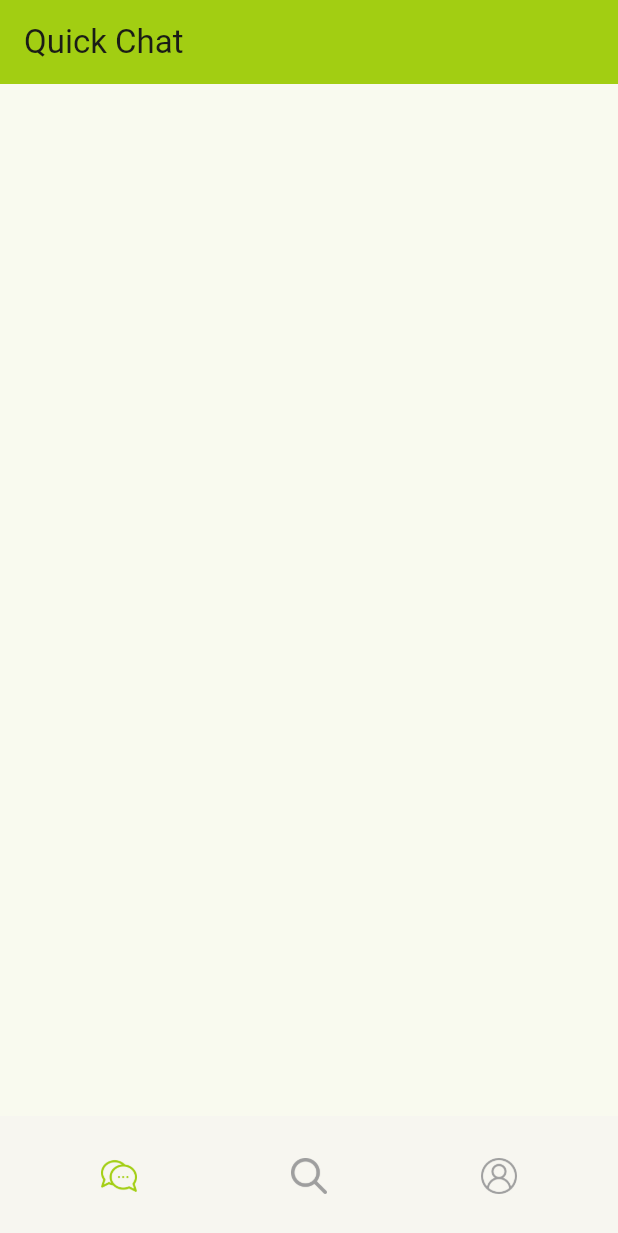
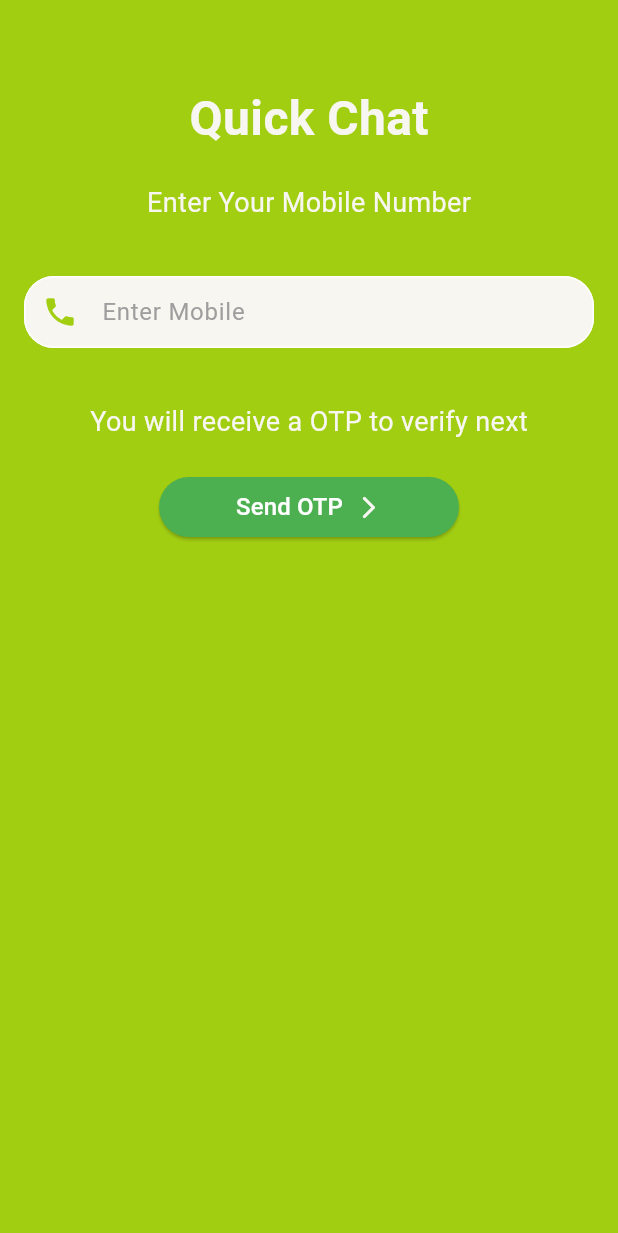
Before and after one commit to evanemran/quick_chat, a Flutter app: the screen it shows after launch, on a phone screen of 412 x 824 dp. Shown: the top 1233 px of the screen. Run offline on Flutter 3.47's test engine with Material 2 defaults, Android fonts, the phone set to English and light mode, and no system bars; our stand-ins replace progress_indicators.

Commit message:
otp auth added

```diff
--- a/lib/main.dart
+++ b/lib/main.dart
@@ -1,4 +1,5 @@
 import 'package:flutter/material.dart';
+import 'package:quick_chat/packages/auth/auth_page.dart';
 import 'package:quick_chat/packages/chatapp/pages/home_page.dart';
 
 void main() {
@@ -12,13 +13,14 @@ class MyApp extends StatelessWidget {
   @override
   Widget build(BuildContext context) {
     return MaterialApp(
+      debugShowCheckedModeBanner: false,
       title: 'Quick Chat',
       theme: ThemeData(
         // primarySwatch: Colors.deepOrange,
         colorScheme: ColorScheme.fromSeed(seedColor: Colors.lightGreenAccent),
         useMaterial3: true,
       ),
-      home: const HomePage(),
+      home: const AuthPage(),
     );
   }
 }
--- /dev/null
+++ b/lib/packages/auth/auth_page.dart
@@ -0,0 +1,57 @@
+import 'package:flutter/cupertino.dart';
+import 'package:flutter/material.dart';
+import 'package:quick_chat/packages/chatapp/pages/otp_page.dart';
+import 'package:quick_chat/presentation/color_manager.dart';
+
+import '../chatapp/widgets/app_button.dart';
+import '../chatapp/widgets/input_field.dart';
+
+class AuthPage extends StatefulWidget {
+  const AuthPage({Key? key}) : super(key: key);
+
+  @override
+  State<AuthPage> createState() => _AuthPageState();
+}
+
+class _AuthPageState extends State<AuthPage> {
+
+  bool isLoading = false;
+
+  @override
+  Widget build(BuildContext context) {
+    return Scaffold(
+      backgroundColor: ColorManager.primary,
+      appBar: AppBar(
+        backgroundColor: ColorManager.primary,
+      ),
+      body: Center(
+        child: Column(
+          children: [
+            Text("Quick Chat", style: TextStyle(color: ColorManager.white, fontSize: 32, fontWeight: FontWeight.bold),),
+            const SizedBox(height: 20,),
+            Text("Enter Your Mobile Number", style: TextStyle(color: ColorManager.white, fontSize: 18, fontWeight: FontWeight.normal),),
+            const SizedBox(height: 20,),
+            const InputField(hint: "Enter Mobile", prefix: Icons.phone, isPassword: false,),
+            const SizedBox(height: 20,),
+            Text("You will receive a OTP to verify next", style: TextStyle(color: ColorManager.white, fontSize: 18, fontWeight: FontWeight.normal),),
+            const SizedBox(height: 20,),
+            isLoading ? const CircularProgressIndicator() : AppButton(
+              onClicked: () {
+                setState(() {
+                  isLoading = true;
+                });
+                Future.delayed(const Duration(seconds: 2), () {
+                  setState(() {
+                    isLoading = false;
+                    Navigator.of(context).push(MaterialPageRoute(builder: (context) => const OtpPage()));
+                  });
+                });
+              },
+            )
+            //InputField(hint: "Enter Pass", prefix: Icons.phone, isPassword: false,),
+          ],
+        ),
+      ),
+    );
+  }
+}
--- /dev/null
+++ b/lib/packages/chatapp/models/chat.dart
@@ -0,0 +1,10 @@
+import 'package:quick_chat/packages/chatapp/models/user.dart';
+
+import 'message.dart';
+
+class Chat {
+  User user;
+  List<Message> messages;
+
+  Chat(this.user, this.messages);
+}
--- /dev/null
+++ b/lib/packages/chatapp/models/user.dart
@@ -0,0 +1,11 @@
+class User {
+  String userName;
+  String lastSeen;
+  String bio;
+  String mail;
+  String mobile;
+  String image;
+
+  User(this.userName, this.lastSeen, this.bio, this.mail, this.mobile,
+      this.image);
+}
--- /dev/null
+++ b/lib/packages/chatapp/widgets/app_button.dart
@@ -0,0 +1,39 @@
+import 'package:flutter/cupertino.dart';
+import 'package:flutter/material.dart';
+import 'package:quick_chat/presentation/color_manager.dart';
+
+class AppButton extends StatefulWidget {
+  const AppButton({Key? key, required this.onClicked}) : super(key: key);
+
+  final Function() onClicked;
+
+  @override
+  State<AppButton> createState() => _AppButtonState();
+}
+
+class _AppButtonState extends State<AppButton> {
+  @override
+  Widget build(BuildContext context) {
+    return SizedBox(
+      width: 200,
+      child: ElevatedButton(
+          onPressed: () {
+            widget.onClicked.call();
+          },
+          style: ButtonStyle(
+            backgroundColor: MaterialStateProperty.all(Colors.green),
+          ),
+          child: Row(
+            mainAxisAlignment: MainAxisAlignment.center,
+            children: [
+              const Text(
+                "Send OTP",
+                style: TextStyle(color: Colors.white, fontSize: 16),
+              ),
+              const SizedBox(width: 8,),
+              Icon(Icons.arrow_forward_ios_rounded, color: ColorManager.white, size: 18,)
+            ],
+          )),
+    );
+  }
+}
--- /dev/null
+++ b/lib/packages/chatapp/widgets/input_field.dart
@@ -0,0 +1,46 @@
+import 'package:flutter/cupertino.dart';
+import 'package:flutter/material.dart';
+
+import '../../../presentation/color_manager.dart';
+
+class InputField extends StatefulWidget {
+  const InputField({Key? key, required this.hint, required this.prefix, required this.isPassword}) : super(key: key);
+
+  final String hint;
+  final IconData prefix;
+  final bool isPassword;
+
+
+  @override
+  State<InputField> createState() => _InputFieldState();
+}
+
+class _InputFieldState extends State<InputField> {
+  @override
+  Widget build(BuildContext context) {
+    return Container(
+      margin: const EdgeInsets.all(16),
+      width: double.maxFinite, // Set the desired width of the TextField
+      child: TextField(
+        decoration: InputDecoration(
+          filled: true,
+          fillColor: ColorManager.white,
+          prefixIcon: Icon(widget.prefix),
+          prefixIconColor: ColorManager.primary,
+          suffixIcon: widget.isPassword ? const Icon(Icons.remove_red_eye) : null,
+          contentPadding: const EdgeInsets.symmetric(vertical: 10.0, horizontal: 15.0),
+          border: OutlineInputBorder(
+            borderSide: BorderSide(color: ColorManager.light),
+            borderRadius: BorderRadius.circular(20.0), // Adjust the border radius as needed
+          ),
+          enabledBorder: OutlineInputBorder(
+            borderSide: BorderSide(color: ColorManager.light),
+            borderRadius: BorderRadius.circular(20.0),
+          ),
+          hintText: widget.hint,
+          hintStyle: const TextStyle(color: Colors.grey)
+        ),
+      ),
+    );
+  }
+}
--- a/lib/presentation/color_manager.dart
+++ b/lib/presentation/color_manager.dart
@@ -3,6 +3,7 @@ import 'dart:ui';
 class ColorManager
 {
   static Color primary = HexColor.fromHex("#a2ce12");
+  // static Color primary = HexColor.fromHex("#03203C");
   static Color white = HexColor.fromHex("#F7F6F0");
   static Color light = HexColor.fromHex("#FFFFFF");
 
```
Also changed, not shown: lib/packages/chatapp/pages/chat_page.dart (+10 -2 lines), lib/packages/chatapp/pages/messages_page.dart (+27 -0 lines), lib/packages/chatapp/pages/otp_page.dart (added, +75 -0 lines), lib/packages/chatapp/widgets/bottom_bar_widget.dart (+4 -4 lines), lib/packages/chatapp/widgets/otp_form.dart (added, +136 -0 lines), lib/packages/chatapp/widgets/received_message_widget.dart (+12 -12 lines), assets/alex.png (added).
